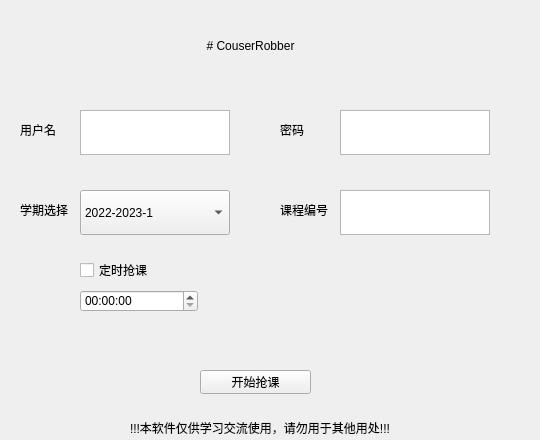
ChengAoShen/CourseRobber_sicau, file static/windows.ui: the form before one commit.
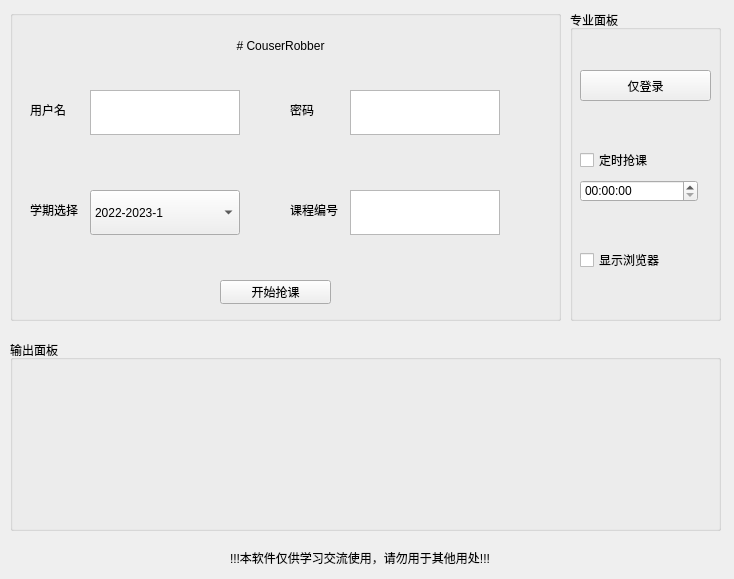
The form after the commit.

Commit message: 对UI进行了重新布局

Diff of the .ui file:
```diff
--- a/static/windows.ui
+++ b/static/windows.ui
@@ -9,18 +9,76 @@
    <rect>
     <x>0</x>
     <y>0</y>
-    <width>540</width>
-    <height>440</height>
+    <width>734</width>
+    <height>579</height>
    </rect>
   </property>
   <property name="windowTitle">
    <string>CouserRobber</string>
   </property>
+  <widget class="QGroupBox" name="main">
+   <property name="geometry">
+    <rect>
+     <x>10</x>
+     <y>10</y>
+     <width>551</width>
+     <height>311</height>
+    </rect>
+   </property>
+   <property name="title">
+    <string/>
+   </property>
+   <widget class="QLabel" name="label_5">
+    <property name="geometry">
+     <rect>
+      <x>280</x>
+      <y>190</y>
+      <width>50</width>
+      <height>20</height>
+     </rect>
+    </property>
+    <property name="text">
+     <string>课程编号</string>
+    </property>
+   </widget>
+   <widget class="QLabel" name="label_4">
+    <property name="geometry">
+     <rect>
+      <x>20</x>
+      <y>190</y>
+      <width>50</width>
+      <height>20</height>
+     </rect>
+    </property>
+    <property name="text">
+     <string>学期选择</string>
+    </property>
+   </widget>
+   <widget class="QTextEdit" name="Pwd">
+    <property name="geometry">
+     <rect>
+      <x>340</x>
+      <y>80</y>
+      <width>150</width>
+      <height>45</height>
+     </rect>
+    </property>
+   </widget>
+   <widget class="QTextEdit" name="classKey">
+    <property name="geometry">
+     <rect>
+      <x>340</x>
+      <y>180</y>
+      <width>150</width>
+      <height>45</height>
+     </rect>
+    </property>
+   </widget>
   <widget class="QLabel" name="label">
    <property name="geometry">
     <rect>
-     <x>130</x>
-     <y>20</y>
+      <x>150</x>
+      <y>10</y>
      <width>241</width>
      <height>51</height>
     </rect>
@@ -35,11 +93,65 @@
     <set>Qt::AlignCenter</set>
    </property>
   </widget>
+   <widget class="QPushButton" name="pushButton">
+    <property name="geometry">
+     <rect>
+      <x>210</x>
+      <y>270</y>
+      <width>111</width>
+      <height>24</height>
+     </rect>
+    </property>
+    <property name="text">
+     <string>开始抢课</string>
+    </property>
+   </widget>
+   <widget class="QLabel" name="label_2">
+    <property name="geometry">
+     <rect>
+      <x>20</x>
+      <y>90</y>
+      <width>50</width>
+      <height>20</height>
+     </rect>
+    </property>
+    <property name="text">
+     <string>用户名</string>
+    </property>
+   </widget>
+   <widget class="QComboBox" name="year">
+    <property name="geometry">
+     <rect>
+      <x>80</x>
+      <y>180</y>
+      <width>150</width>
+      <height>45</height>
+     </rect>
+    </property>
+    <property name="currentText">
+     <string>2022-2023-1</string>
+    </property>
+    <item>
+     <property name="text">
+      <string>2022-2023-1</string>
+     </property>
+    </item>
+    <item>
+     <property name="text">
+      <string>2021-2022-2</string>
+     </property>
+    </item>
+    <item>
+     <property name="text">
+      <string>2021-2022-1</string>
+     </property>
+    </item>
+   </widget>
   <widget class="QTextEdit" name="User">
    <property name="geometry">
     <rect>
      <x>80</x>
-     <y>110</y>
+      <y>80</y>
      <width>150</width>
      <height>45</height>
     </rect>
@@ -56,62 +168,11 @@
 &lt;p style=&quot;-qt-paragraph-type:empty; margin-top:0px; margin-bottom:0px; margin-left:0px; margin-right:0px; -qt-block-indent:0; text-indent:0px;&quot;&gt;&lt;br /&gt;&lt;/p&gt;&lt;/body&gt;&lt;/html&gt;</string>
    </property>
   </widget>
-  <widget class="QComboBox" name="year">
-   <property name="geometry">
-    <rect>
-     <x>80</x>
-     <y>190</y>
-     <width>150</width>
-     <height>45</height>
-    </rect>
-   </property>
-   <property name="currentText">
-    <string>2022-2023-1</string>
-   </property>
-   <item>
-    <property name="text">
-     <string>2022-2023-1</string>
-    </property>
-   </item>
-   <item>
-    <property name="text">
-     <string>2021-2022-2</string>
-    </property>
-   </item>
-   <item>
-    <property name="text">
-     <string>2021-2022-1</string>
-    </property>
-   </item>
-  </widget>
-  <widget class="QTextEdit" name="Pwd">
-   <property name="geometry">
-    <rect>
-     <x>340</x>
-     <y>110</y>
-     <width>150</width>
-     <height>45</height>
-    </rect>
-   </property>
-  </widget>
-  <widget class="QLabel" name="label_2">
-   <property name="geometry">
-    <rect>
-     <x>20</x>
-     <y>120</y>
-     <width>50</width>
-     <height>20</height>
-    </rect>
-   </property>
-   <property name="text">
-    <string>用户名</string>
-   </property>
-  </widget>
   <widget class="QLabel" name="label_3">
    <property name="geometry">
     <rect>
      <x>280</x>
-     <y>120</y>
+      <y>90</y>
      <width>50</width>
      <height>20</height>
     </rect>
@@ -120,60 +181,87 @@
     <string>密码</string>
    </property>
   </widget>
-  <widget class="QLabel" name="label_4">
+  </widget>
+  <widget class="QGroupBox" name="profession">
    <property name="geometry">
     <rect>
-     <x>20</x>
-     <y>200</y>
-     <width>50</width>
-     <height>20</height>
+     <x>570</x>
+     <y>10</y>
+     <width>151</width>
+     <height>311</height>
     </rect>
    </property>
-   <property name="text">
-    <string>学期选择</string>
+   <property name="title">
+    <string>专业面板</string>
    </property>
-  </widget>
-  <widget class="QLabel" name="label_5">
+   <widget class="QTimeEdit" name="date">
+    <property name="geometry">
+     <rect>
+      <x>10</x>
+      <y>170</y>
+      <width>118</width>
+      <height>22</height>
+     </rect>
+    </property>
+   </widget>
+   <widget class="QCheckBox" name="checkBox">
    <property name="geometry">
     <rect>
-     <x>280</x>
-     <y>200</y>
-     <width>50</width>
+      <x>10</x>
+      <y>140</y>
+      <width>91</width>
      <height>20</height>
     </rect>
    </property>
    <property name="text">
-    <string>课程编号</string>
-   </property>
-  </widget>
-  <widget class="QTextEdit" name="classKey">
+     <string>定时抢课</string>
+    </property>
+   </widget>
+   <widget class="QPushButton" name="pushButton_2">
    <property name="geometry">
     <rect>
-     <x>340</x>
-     <y>190</y>
-     <width>150</width>
-     <height>45</height>
-    </rect>
-   </property>
-  </widget>
-  <widget class="QPushButton" name="pushButton">
+      <x>10</x>
+      <y>60</y>
+      <width>131</width>
+      <height>31</height>
+     </rect>
+    </property>
+    <property name="text">
+     <string>仅登录</string>
+    </property>
+   </widget>
+   <widget class="QCheckBox" name="checkBox_3">
    <property name="geometry">
     <rect>
-     <x>200</x>
-     <y>370</y>
+      <x>10</x>
+      <y>240</y>
      <width>111</width>
-     <height>24</height>
+      <height>20</height>
     </rect>
    </property>
    <property name="text">
-    <string>开始抢课</string>
+     <string>显示浏览器</string>
+    </property>
+   </widget>
+  </widget>
+  <widget class="QGroupBox" name="output">
+   <property name="geometry">
+    <rect>
+     <x>10</x>
+     <y>340</y>
+     <width>711</width>
+     <height>191</height>
+    </rect>
+   </property>
+   <property name="title">
+    <string>输出面板</string>
    </property>
   </widget>
   <widget class="QLabel" name="label_6">
    <property name="geometry">
     <rect>
-     <x>130</x>
-     <y>420</y>
+     <x>230</x>
+     <y>550</y>
      <width>281</width>
      <height>16</height>
     </rect>
@@ -182,29 +270,6 @@
     <string>!!!本软件仅供学习交流使用，请勿用于其他用处!!!</string>
    </property>
   </widget>
-  <widget class="QCheckBox" name="checkBox">
-   <property name="geometry">
-    <rect>
-     <x>80</x>
-     <y>260</y>
-     <width>91</width>
-     <height>20</height>
-    </rect>
-   </property>
-   <property name="text">
-    <string>定时抢课</string>
-   </property>
-  </widget>
-  <widget class="QTimeEdit" name="date">
-   <property name="geometry">
-    <rect>
-     <x>80</x>
-     <y>290</y>
-     <width>118</width>
-     <height>22</height>
-    </rect>
-   </property>
-  </widget>
  </widget>
  <resources/>
  <connections/>
```
Lines whose indentation alone changed are shown as unchanged.
